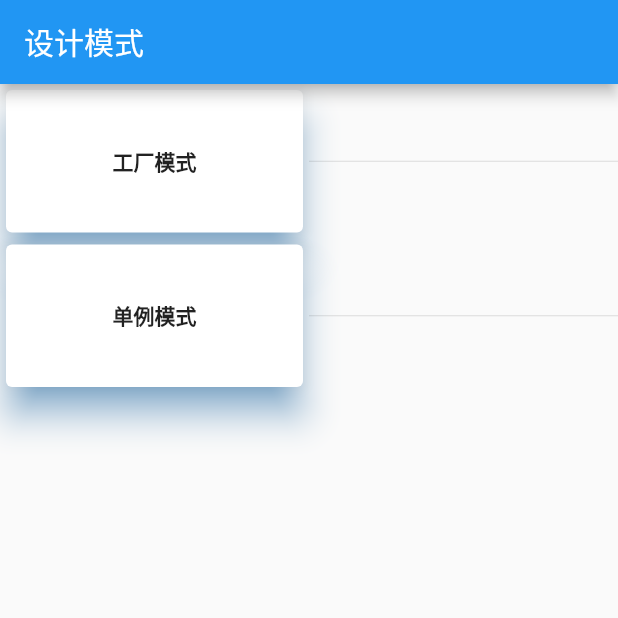
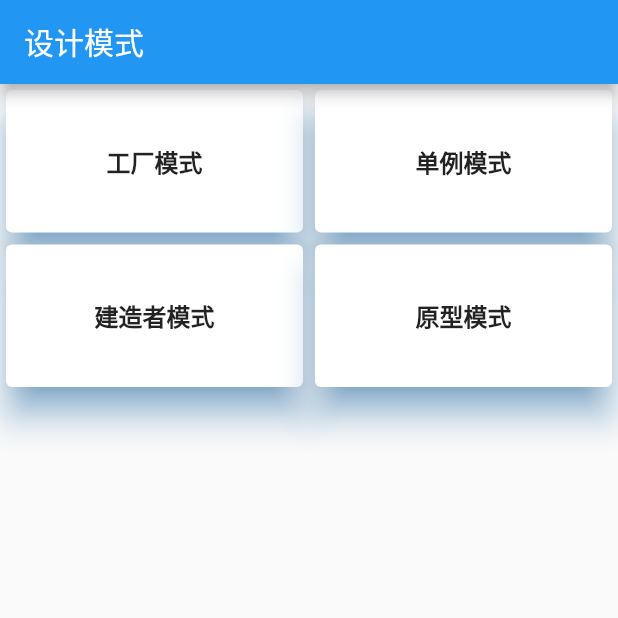
Before and after one commit to FlutterOpen/design_patterns, a Flutter app: the screen it shows after launch, on a phone screen of 412 x 824 dp, the top half of it. Run offline on Flutter 3.47's test engine with Material 2 defaults, Android fonts, the phone set to English and light mode, and no system bars.

Commit message:
feat(): 空建造 build,prototype模式

```diff
--- a/lib/constant/page_const.dart
+++ b/lib/constant/page_const.dart
@@ -6,6 +6,7 @@
   static const String FACTORY_PAGE = "/factory"; //工厂模式
   static const String INSTANCE_PAGE = "/instance"; //单例
   static const String BUILD_PAGE = "/build"; //建造者模式
+  static const String PROTOTYPE_PAGE = "/prototype"; //原型模式
   static const String ADAPTER_PAGE = "/adapter"; //适配器模式
   static const String BRIDGE_PAGE = "/bridge"; //桥接模式
   static const String FILTER_PAGE = "/filter"; //过滤器模式或标准模式
--- a/lib/constant/string_const.dart
+++ b/lib/constant/string_const.dart
@@ -10,4 +10,8 @@
 
   //单例模式
   static const String SINGLE_ = "单例模式";
+  //建造者模式
+  static const String BUILDER_ = "建造者模式";
+  //原型模式
+  static const String PROTOTYPE_ = "原型模式";
 }
--- a/lib/main.dart
+++ b/lib/main.dart
@@ -21,6 +21,8 @@
       routes: {
         PageConst.FACTORY_PAGE: (context) => FactoryPage(),
         PageConst.INSTANCE_PAGE: (context) => SinglePage(),
+        PageConst.BUILD_PAGE: (context) => BuilderPage(),
+        PageConst.PROTOTYPE_PAGE: (context) => PrototypePage(),
       },
     );
   }
--- a/lib/page/_page.dart
+++ b/lib/page/_page.dart
@@ -4,3 +4,5 @@
 export "factory/factory_page.dart";
 export 'home_page.dart';
 export 'single/single_page.dart';
+export 'builder/builder_page.dart';
+export 'prototype/prototype_page.dart';
--- a/lib/page/home_page.dart
+++ b/lib/page/home_page.dart
@@ -17,6 +17,8 @@
 Map<String, String> map = {
   PageConst.FACTORY_PAGE: StringConst.FACTORY_,
   PageConst.INSTANCE_PAGE: StringConst.SINGLE_,
+  PageConst.BUILD_PAGE: StringConst.BUILDER_,
+  PageConst.PROTOTYPE_PAGE: StringConst.PROTOTYPE_,
 };
 
 class _HomePageState extends State<HomePage> {
@@ -29,7 +31,6 @@
       String content = map[page];
       Widget w = _item(page: page, content: content);
       items.add(w);
-      items.add(_line());
     }
     return Scaffold(
       appBar: AppBar(
@@ -43,7 +44,6 @@
     );
   }
 
-  Widget _line() => Divider(height: 1);
 
   Widget _item({String content, String page}) => Container(
         child: InkWell(
@@ -56,7 +56,7 @@
             child: Center(
               child: Text(
                 content,
-                style: TextStyle(fontWeight: FontWeight.bold),
+                style: TextStyle(fontWeight: FontWeight.bold,fontSize: 16),
               ),
             ),
           ),
```
Also changed, not shown: lib/page/builder/builder_page.dart (added, +21 -0 lines), lib/page/prototype/prototype_page.dart (added, +21 -0 lines).
